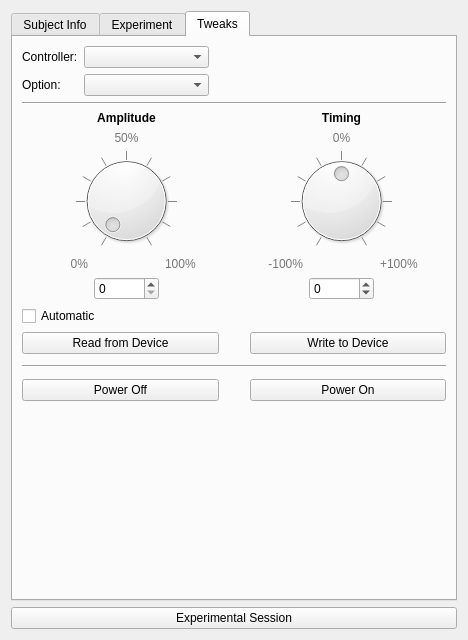
Above: ui/w_usertesting.ui from johnbatzer18/biomech_flexsea-plan before the change. Below: the same form after it.
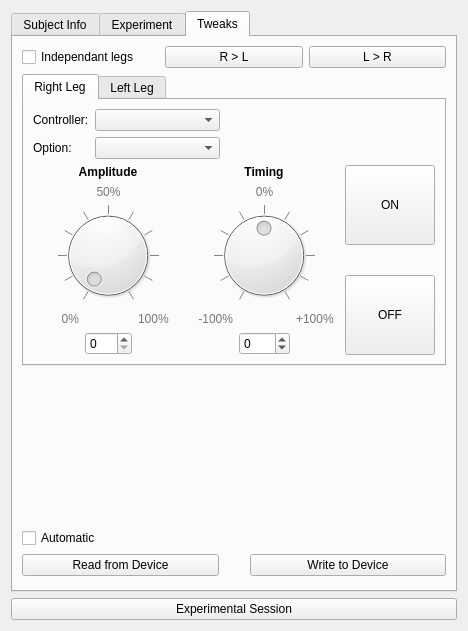
That is the form after the change. The open tabs and pages were chosen to show the change.

Commit message: UT Tweaks: reworked to support independant legs. At this point it's only controlling the Right one.

```diff
--- a/ui/w_usertesting.ui
+++ b/ui/w_usertesting.ui
@@ -6,8 +6,8 @@
    <rect>
     <x>0</x>
     <y>0</y>
-    <width>392</width>
-    <height>640</height>
+    <width>466</width>
+    <height>631</height>
    </rect>
   </property>
   <property name="windowTitle">
@@ -691,6 +691,41 @@
       </attribute>
       <layout class="QVBoxLayout" name="verticalLayout_6">
        <item>
+        <layout class="QHBoxLayout" name="horizontalLayout_2">
+         <item>
+          <widget class="QCheckBox" name="checkBoxIndependant">
+           <property name="text">
+            <string>Independant legs</string>
+           </property>
+          </widget>
+         </item>
+         <item>
+          <widget class="QPushButton" name="pushButtonRtoL">
+           <property name="text">
+            <string>R &gt; L</string>
+           </property>
+          </widget>
+         </item>
+         <item>
+          <widget class="QPushButton" name="pushButtonLtoR">
+           <property name="text">
+            <string>L &gt; R</string>
+           </property>
+          </widget>
+         </item>
+        </layout>
+       </item>
+       <item>
+        <widget class="QTabWidget" name="tabWidgetTweaksLR">
+         <property name="currentIndex">
+          <number>0</number>
+         </property>
+         <widget class="QWidget" name="right">
+          <attribute name="title">
+           <string>Right Leg</string>
+          </attribute>
+          <layout class="QVBoxLayout" name="verticalLayout_8">
+           <item>
         <layout class="QGridLayout" name="gridLayout_13">
          <item row="0" column="0">
           <widget class="QLabel" name="label_26">
@@ -742,18 +777,33 @@
         </layout>
        </item>
        <item>
-        <widget class="Line" name="line_3">
-         <property name="orientation">
-          <enum>Qt::Horizontal</enum>
+            <layout class="QGridLayout" name="gridLayout_16">
+             <item row="0" column="0">
+              <layout class="QGridLayout" name="gridLayout_Amp">
+               <item row="3" column="0">
+                <widget class="QLabel" name="label_18">
+                 <property name="text">
+                  <string>&lt;html&gt;&lt;head/&gt;&lt;body&gt;&lt;p&gt;&lt;span style=&quot; color:#777777;&quot;&gt;0%&lt;/span&gt;&lt;/p&gt;&lt;/body&gt;&lt;/html&gt;</string>
+                 </property>
+                 <property name="alignment">
+                  <set>Qt::AlignRight|Qt::AlignTrailing|Qt::AlignVCenter</set>
          </property>
         </widget>
        </item>
-       <item>
-        <layout class="QHBoxLayout" name="horizontalLayout_2">
-         <item>
-          <layout class="QGridLayout" name="gridLayout_11">
            <item row="0" column="0" colspan="3">
             <widget class="QLabel" name="label_16">
+                 <property name="sizePolicy">
+                  <sizepolicy hsizetype="Expanding" vsizetype="Preferred">
+                   <horstretch>0</horstretch>
+                   <verstretch>0</verstretch>
+                  </sizepolicy>
+                 </property>
+                 <property name="minimumSize">
+                  <size>
+                   <width>150</width>
+                   <height>0</height>
+                  </size>
+                 </property>
              <property name="text">
               <string>&lt;html&gt;&lt;head/&gt;&lt;body&gt;&lt;p&gt;&lt;span style=&quot; font-weight:600;&quot;&gt;Amplitude&lt;/span&gt;&lt;/p&gt;&lt;/body&gt;&lt;/html&gt;</string>
              </property>
@@ -762,20 +812,28 @@
              </property>
             </widget>
            </item>
-           <item row="3" column="0">
-            <widget class="QLabel" name="label_18">
-             <property name="text">
-              <string>&lt;html&gt;&lt;head/&gt;&lt;body&gt;&lt;p&gt;&lt;span style=&quot; color:#777777;&quot;&gt;0%&lt;/span&gt;&lt;/p&gt;&lt;/body&gt;&lt;/html&gt;</string>
-             </property>
-             <property name="alignment">
-              <set>Qt::AlignRight|Qt::AlignTrailing|Qt::AlignVCenter</set>
-             </property>
-            </widget>
-           </item>
-           <item row="3" column="2">
-            <widget class="QLabel" name="label_19">
-             <property name="text">
-              <string>&lt;html&gt;&lt;head/&gt;&lt;body&gt;&lt;p&gt;&lt;span style=&quot; color:#777777;&quot;&gt;100%&lt;/span&gt;&lt;/p&gt;&lt;/body&gt;&lt;/html&gt;</string>
+               <item row="2" column="0" colspan="3">
+                <widget class="QDial" name="dialAmplitudeR">
+                 <property name="sizePolicy">
+                  <sizepolicy hsizetype="Expanding" vsizetype="Expanding">
+                   <horstretch>0</horstretch>
+                   <verstretch>0</verstretch>
+                  </sizepolicy>
+                 </property>
+                 <property name="maximum">
+                  <number>100</number>
+                 </property>
+                 <property name="invertedAppearance">
+                  <bool>false</bool>
+                 </property>
+                 <property name="wrapping">
+                  <bool>false</bool>
+                 </property>
+                 <property name="notchTarget">
+                  <double>10.000000000000000</double>
+                 </property>
+                 <property name="notchesVisible">
+                  <bool>true</bool>
              </property>
             </widget>
            </item>
@@ -789,6 +847,13 @@
              </property>
             </widget>
            </item>
+               <item row="3" column="2">
+                <widget class="QLabel" name="label_19">
+                 <property name="text">
+                  <string>&lt;html&gt;&lt;head/&gt;&lt;body&gt;&lt;p&gt;&lt;span style=&quot; color:#777777;&quot;&gt;100%&lt;/span&gt;&lt;/p&gt;&lt;/body&gt;&lt;/html&gt;</string>
+                 </property>
+                </widget>
+               </item>
            <item row="1" column="0">
             <widget class="QLabel" name="label_21">
              <property name="text">
@@ -796,38 +861,63 @@
              </property>
             </widget>
            </item>
-           <item row="2" column="0" colspan="3">
-            <widget class="QDial" name="dialAmplitude">
-             <property name="maximum">
-              <number>100</number>
-             </property>
-             <property name="invertedAppearance">
-              <bool>false</bool>
-             </property>
-             <property name="wrapping">
-              <bool>false</bool>
-             </property>
-             <property name="notchTarget">
-              <double>10.000000000000000</double>
-             </property>
-             <property name="notchesVisible">
-              <bool>true</bool>
-             </property>
-            </widget>
-           </item>
            <item row="4" column="1">
-            <widget class="QSpinBox" name="spinBoxTweaksAmp">
+                <widget class="QSpinBox" name="spinBoxTweaksAmpR">
              <property name="maximum">
               <number>100</number>
              </property>
             </widget>
            </item>
-          </layout>
-         </item>
-         <item>
+               <item row="4" column="0">
+                <spacer name="horizontalSpacer_8">
+                 <property name="orientation">
+                  <enum>Qt::Horizontal</enum>
+                 </property>
+                 <property name="sizeType">
+                  <enum>QSizePolicy::MinimumExpanding</enum>
+                 </property>
+                 <property name="sizeHint" stdset="0">
+                  <size>
+                   <width>40</width>
+                   <height>5</height>
+                  </size>
+                 </property>
+                </spacer>
+               </item>
+               <item row="4" column="2">
+                <spacer name="horizontalSpacer_9">
+                 <property name="orientation">
+                  <enum>Qt::Horizontal</enum>
+                 </property>
+                 <property name="sizeType">
+                  <enum>QSizePolicy::MinimumExpanding</enum>
+                 </property>
+                 <property name="sizeHint" stdset="0">
+                  <size>
+                   <width>40</width>
+                   <height>5</height>
+                  </size>
+                 </property>
+                </spacer>
+               </item>
+              </layout>
+             </item>
+             <item row="0" column="1">
           <layout class="QGridLayout" name="gridLayout_12">
            <item row="0" column="0" colspan="3">
             <widget class="QLabel" name="label_17">
+                 <property name="sizePolicy">
+                  <sizepolicy hsizetype="Expanding" vsizetype="Preferred">
+                   <horstretch>0</horstretch>
+                   <verstretch>0</verstretch>
+                  </sizepolicy>
+                 </property>
+                 <property name="minimumSize">
+                  <size>
+                   <width>150</width>
+                   <height>0</height>
+                  </size>
+                 </property>
              <property name="text">
               <string>&lt;html&gt;&lt;head/&gt;&lt;body&gt;&lt;p&gt;&lt;span style=&quot; font-weight:600;&quot;&gt;Timing&lt;/span&gt;&lt;/p&gt;&lt;/body&gt;&lt;/html&gt;</string>
              </property>
@@ -846,6 +936,41 @@
              </property>
             </widget>
            </item>
+               <item row="1" column="0">
+                <widget class="QLabel" name="label_25">
+                 <property name="text">
+                  <string/>
+                 </property>
+                </widget>
+               </item>
+               <item row="2" column="0" colspan="3">
+                <widget class="QDial" name="dialTimingR">
+                 <property name="sizePolicy">
+                  <sizepolicy hsizetype="Expanding" vsizetype="Expanding">
+                   <horstretch>0</horstretch>
+                   <verstretch>0</verstretch>
+                  </sizepolicy>
+                 </property>
+                 <property name="minimum">
+                  <number>-100</number>
+                 </property>
+                 <property name="maximum">
+                  <number>100</number>
+                 </property>
+                 <property name="invertedAppearance">
+                  <bool>false</bool>
+                 </property>
+                 <property name="wrapping">
+                  <bool>false</bool>
+                 </property>
+                 <property name="notchTarget">
+                  <double>20.000000000000000</double>
+                 </property>
+                 <property name="notchesVisible">
+                  <bool>true</bool>
+                 </property>
+                </widget>
+               </item>
            <item row="3" column="2">
             <widget class="QLabel" name="label_23">
              <property name="text">
@@ -853,6 +978,16 @@
              </property>
             </widget>
            </item>
+               <item row="4" column="1">
+                <widget class="QSpinBox" name="spinBoxTweaksTimR">
+                 <property name="minimum">
+                  <number>-100</number>
+                 </property>
+                 <property name="maximum">
+                  <number>100</number>
+                 </property>
+                </widget>
+               </item>
            <item row="1" column="1">
             <widget class="QLabel" name="label_24">
              <property name="text">
@@ -863,48 +998,124 @@
              </property>
             </widget>
            </item>
-           <item row="1" column="0">
-            <widget class="QLabel" name="label_25">
-             <property name="text">
-              <string/>
-             </property>
-            </widget>
-           </item>
-           <item row="2" column="0" colspan="3">
-            <widget class="QDial" name="dialTiming">
-             <property name="minimum">
-              <number>-100</number>
-             </property>
-             <property name="maximum">
-              <number>100</number>
-             </property>
-             <property name="invertedAppearance">
-              <bool>false</bool>
-             </property>
-             <property name="wrapping">
-              <bool>false</bool>
-             </property>
-             <property name="notchTarget">
-              <double>20.000000000000000</double>
-             </property>
-             <property name="notchesVisible">
-              <bool>true</bool>
-             </property>
-            </widget>
-           </item>
-           <item row="4" column="1">
-            <widget class="QSpinBox" name="spinBoxTweaksTim">
-             <property name="minimum">
-              <number>-100</number>
-             </property>
-             <property name="maximum">
-              <number>100</number>
-             </property>
+               <item row="4" column="0">
+                <spacer name="horizontalSpacer_10">
+                 <property name="orientation">
+                  <enum>Qt::Horizontal</enum>
+                 </property>
+                 <property name="sizeType">
+                  <enum>QSizePolicy::MinimumExpanding</enum>
+                 </property>
+                 <property name="sizeHint" stdset="0">
+                  <size>
+                   <width>40</width>
+                   <height>5</height>
+                  </size>
+                 </property>
+                </spacer>
+               </item>
+               <item row="4" column="2">
+                <spacer name="horizontalSpacer_11">
+                 <property name="orientation">
+                  <enum>Qt::Horizontal</enum>
+                 </property>
+                 <property name="sizeType">
+                  <enum>QSizePolicy::MinimumExpanding</enum>
+                 </property>
+                 <property name="sizeHint" stdset="0">
+                  <size>
+                   <width>40</width>
+                   <height>5</height>
+                  </size>
+                 </property>
+                </spacer>
+               </item>
+              </layout>
+             </item>
+             <item row="0" column="2">
+              <layout class="QVBoxLayout" name="verticalLayout_7">
+               <item>
+                <widget class="QPushButton" name="pushButtonPowerOnR">
+                 <property name="sizePolicy">
+                  <sizepolicy hsizetype="MinimumExpanding" vsizetype="MinimumExpanding">
+                   <horstretch>0</horstretch>
+                   <verstretch>0</verstretch>
+                  </sizepolicy>
+                 </property>
+                 <property name="minimumSize">
+                  <size>
+                   <width>50</width>
+                   <height>80</height>
+                  </size>
+                 </property>
+                 <property name="baseSize">
+                  <size>
+                   <width>80</width>
+                   <height>80</height>
+                  </size>
+                 </property>
+                 <property name="text">
+                  <string>ON</string>
+                 </property>
+                </widget>
+               </item>
+               <item>
+                <spacer name="verticalSpacer_6">
+                 <property name="orientation">
+                  <enum>Qt::Vertical</enum>
+                 </property>
+                 <property name="sizeHint" stdset="0">
+                  <size>
+                   <width>10</width>
+                   <height>40</height>
+                  </size>
+                 </property>
+                </spacer>
+               </item>
+               <item>
+                <widget class="QPushButton" name="pushButtonPowerOffR">
+                 <property name="sizePolicy">
+                  <sizepolicy hsizetype="MinimumExpanding" vsizetype="MinimumExpanding">
+                   <horstretch>0</horstretch>
+                   <verstretch>0</verstretch>
+                  </sizepolicy>
+                 </property>
+                 <property name="minimumSize">
+                  <size>
+                   <width>50</width>
+                   <height>80</height>
+                  </size>
+                 </property>
+                 <property name="text">
+                  <string>OFF</string>
+                 </property>
             </widget>
            </item>
           </layout>
          </item>
         </layout>
+           </item>
+          </layout>
+         </widget>
+         <widget class="QWidget" name="left">
+          <attribute name="title">
+           <string>Left Leg</string>
+          </attribute>
+         </widget>
+        </widget>
+       </item>
+       <item>
+        <spacer name="verticalSpacer_3">
+         <property name="orientation">
+          <enum>Qt::Vertical</enum>
+         </property>
+         <property name="sizeHint" stdset="0">
+          <size>
+           <width>20</width>
+           <height>174</height>
+          </size>
+         </property>
+        </spacer>
        </item>
        <item>
         <layout class="QGridLayout" name="gridLayout_14">
@@ -963,76 +1174,6 @@
          </item>
         </layout>
        </item>
-       <item>
-        <widget class="Line" name="line_4">
-         <property name="orientation">
-          <enum>Qt::Horizontal</enum>
-         </property>
-        </widget>
-       </item>
-       <item>
-        <layout class="QGridLayout" name="gridLayout_15">
-         <item row="1" column="0">
-          <widget class="QPushButton" name="pushButtonPowerOff">
-           <property name="text">
-            <string>Power Off</string>
-           </property>
-          </widget>
-         </item>
-         <item row="0" column="0">
-          <spacer name="verticalSpacer_5">
-           <property name="orientation">
-            <enum>Qt::Vertical</enum>
-           </property>
-           <property name="sizeType">
-            <enum>QSizePolicy::Fixed</enum>
-           </property>
-           <property name="sizeHint" stdset="0">
-            <size>
-             <width>20</width>
-             <height>5</height>
-            </size>
-           </property>
-          </spacer>
-         </item>
-         <item row="1" column="2">
-          <widget class="QPushButton" name="pushButtonPowerOn">
-           <property name="text">
-            <string>Power On</string>
-           </property>
-          </widget>
-         </item>
-         <item row="1" column="1">
-          <spacer name="horizontalSpacer_8">
-           <property name="orientation">
-            <enum>Qt::Horizontal</enum>
-           </property>
-           <property name="sizeType">
-            <enum>QSizePolicy::Fixed</enum>
-           </property>
-           <property name="sizeHint" stdset="0">
-            <size>
-             <width>25</width>
-             <height>20</height>
-            </size>
-           </property>
-          </spacer>
-         </item>
-        </layout>
-       </item>
-       <item>
-        <spacer name="verticalSpacer_3">
-         <property name="orientation">
-          <enum>Qt::Vertical</enum>
-         </property>
-         <property name="sizeHint" stdset="0">
-          <size>
-           <width>20</width>
-           <height>174</height>
-          </size>
-         </property>
-        </spacer>
-       </item>
       </layout>
      </widget>
     </widget>
```
Left out of the diff: 6 changed lines with no effect on the pictures. Lines whose indentation alone changed are shown as unchanged. The commit also changes 2 other files.
